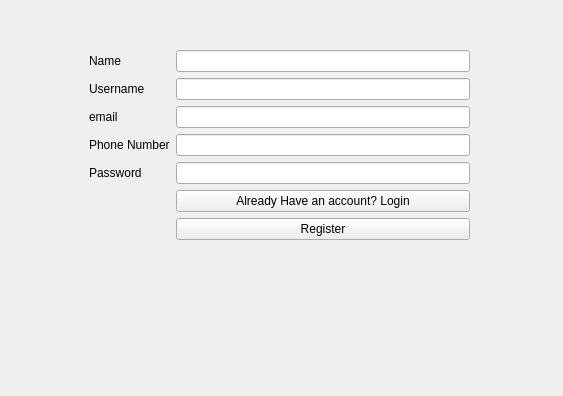
First picture: the form in windows/Register/register.ui, repository hamidreza2005/PlanetVsZombies, before the edit.
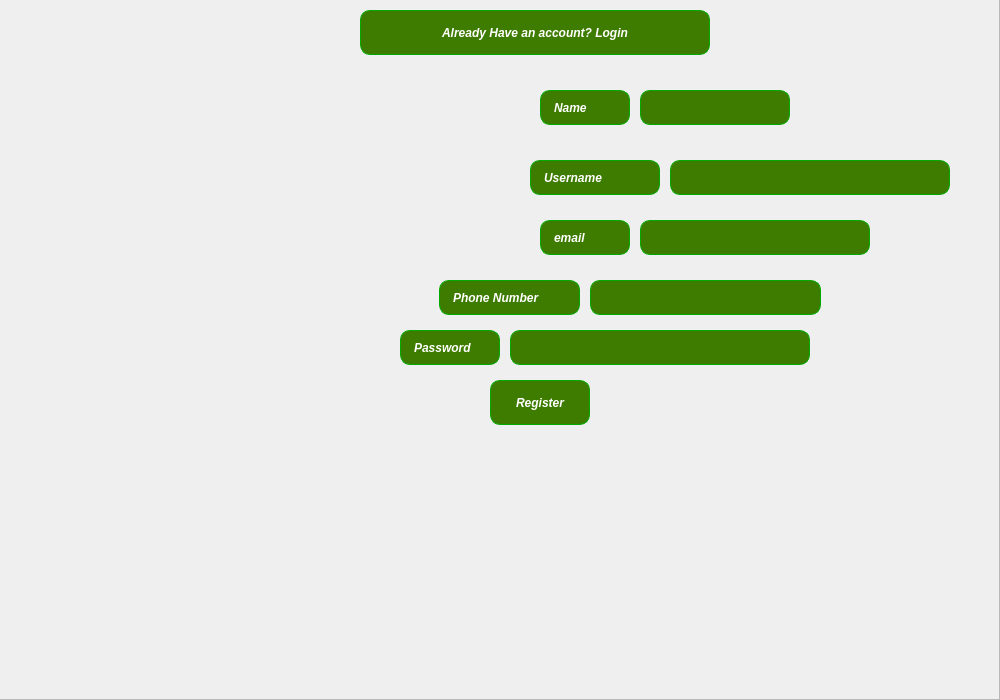
Second picture: the form after the edit. Icons and pictures are not drawn.

Commit message: design register page

The edit to the form file:
```diff
--- a/windows/Register/register.ui
+++ b/windows/Register/register.ui
@@ -6,97 +6,346 @@
    <rect>
     <x>0</x>
     <y>0</y>
-    <width>563</width>
-    <height>396</height>
+    <width>1000</width>
+    <height>700</height>
    </rect>
   </property>
   <property name="windowTitle">
    <string>Register</string>
   </property>
-  <widget class="QWidget" name="formLayoutWidget">
+  <property name="styleSheet">
+   <string notr="true">background-image:url(:/resources/images/background/b8.png)</string>
+  </property>
+  <widget class="QLineEdit" name="name">
    <property name="geometry">
     <rect>
-     <x>89</x>
-     <y>50</y>
-     <width>381</width>
-     <height>271</height>
+     <x>640</x>
+     <y>90</y>
+     <width>150</width>
+     <height>35</height>
     </rect>
    </property>
-   <layout class="QFormLayout" name="formLayout">
-    <item row="0" column="0">
-     <widget class="QLabel" name="nameLabel">
-      <property name="text">
-       <string>Name</string>
-      </property>
-     </widget>
-    </item>
-    <item row="0" column="1">
-     <widget class="QLineEdit" name="name">
-      <property name="clearButtonEnabled">
-       <bool>true</bool>
-      </property>
-     </widget>
-    </item>
-    <item row="1" column="0">
-     <widget class="QLabel" name="usernameLabel">
-      <property name="text">
-       <string>Username</string>
-      </property>
-     </widget>
-    </item>
-    <item row="1" column="1">
-     <widget class="QLineEdit" name="username"/>
-    </item>
-    <item row="2" column="0">
-     <widget class="QLabel" name="emailLabel">
-      <property name="text">
-       <string>email</string>
-      </property>
-     </widget>
-    </item>
-    <item row="2" column="1">
-     <widget class="QLineEdit" name="email"/>
-    </item>
-    <item row="3" column="0">
-     <widget class="QLabel" name="phoneNumberLabel">
-      <property name="text">
-       <string>Phone Number</string>
-      </property>
-     </widget>
-    </item>
-    <item row="3" column="1">
-     <widget class="QLineEdit" name="phone"/>
-    </item>
-    <item row="4" column="0">
-     <widget class="QLabel" name="passwordLabel">
-      <property name="text">
-       <string>Password </string>
-      </property>
-     </widget>
-    </item>
-    <item row="4" column="1">
-     <widget class="QLineEdit" name="password">
-      <property name="echoMode">
-       <enum>QLineEdit::EchoMode::Password</enum>
-      </property>
-     </widget>
-    </item>
-    <item row="6" column="1">
-     <widget class="QPushButton" name="submit">
-      <property name="text">
-       <string>Register</string>
-      </property>
-     </widget>
-    </item>
-    <item row="5" column="1">
-     <widget class="QPushButton" name="loginLink">
-      <property name="text">
-       <string>Already Have an account? Login</string>
-      </property>
-     </widget>
-    </item>
-   </layout>
+   <property name="font">
+    <font>
+     <bold>true</bold>
+    </font>
+   </property>
+   <property name="styleSheet">
+    <string notr="true">color: rgb(255, 255, 255);
+background-color: rgb(62, 124, 0);
+border: 1px solid rgb(0, 170, 0);
+border-radius: 10px;
+padding:10px;</string>
+   </property>
+   <property name="clearButtonEnabled">
+    <bool>true</bool>
+   </property>
   </widget>
+  <widget class="QLabel" name="nameLabel">
+   <property name="geometry">
+    <rect>
+     <x>540</x>
+     <y>90</y>
+     <width>90</width>
+     <height>35</height>
+    </rect>
+   </property>
+   <property name="font">
+    <font>
+     <italic>true</italic>
+     <bold>true</bold>
+    </font>
+   </property>
+   <property name="styleSheet">
+    <string notr="true">color: rgb(255, 255, 255);
+background-color: rgb(62, 124, 0);
+border: 1px solid rgb(0, 170, 0);
+border-radius: 10px;
+padding:10px;</string>
+   </property>
+   <property name="text">
+    <string>Name</string>
+   </property>
+  </widget>
+  <widget class="QLineEdit" name="username">
+   <property name="geometry">
+    <rect>
+     <x>670</x>
+     <y>160</y>
+     <width>280</width>
+     <height>35</height>
+    </rect>
+   </property>
+   <property name="font">
+    <font>
+     <bold>true</bold>
+    </font>
+   </property>
+   <property name="styleSheet">
+    <string notr="true">color: rgb(255, 255, 255);
+background-color: rgb(62, 124, 0);
+border: 1px solid rgb(0, 170, 0);
+border-radius: 10px;
+padding:10px;</string>
+   </property>
+  </widget>
+  <widget class="QLabel" name="usernameLabel">
+   <property name="geometry">
+    <rect>
+     <x>530</x>
+     <y>160</y>
+     <width>130</width>
+     <height>35</height>
+    </rect>
+   </property>
+   <property name="font">
+    <font>
+     <italic>true</italic>
+     <bold>true</bold>
+    </font>
+   </property>
+   <property name="styleSheet">
+    <string notr="true">color: rgb(255, 255, 255);
+background-color: rgb(62, 124, 0);
+border: 1px solid rgb(0, 170, 0);
+border-radius: 10px;
+padding:10px;</string>
+   </property>
+   <property name="text">
+    <string>Username</string>
+   </property>
+  </widget>
+  <widget class="QLineEdit" name="email">
+   <property name="geometry">
+    <rect>
+     <x>640</x>
+     <y>220</y>
+     <width>230</width>
+     <height>35</height>
+    </rect>
+   </property>
+   <property name="font">
+    <font>
+     <bold>true</bold>
+    </font>
+   </property>
+   <property name="styleSheet">
+    <string notr="true">color: rgb(255, 255, 255);
+background-color: rgb(62, 124, 0);
+border: 1px solid rgb(0, 170, 0);
+border-radius: 10px;
+padding:10px;</string>
+   </property>
+  </widget>
+  <widget class="QLabel" name="emailLabel">
+   <property name="geometry">
+    <rect>
+     <x>540</x>
+     <y>220</y>
+     <width>90</width>
+     <height>35</height>
+    </rect>
+   </property>
+   <property name="font">
+    <font>
+     <italic>true</italic>
+     <bold>true</bold>
+    </font>
+   </property>
+   <property name="styleSheet">
+    <string notr="true">color: rgb(255, 255, 255);
+background-color: rgb(62, 124, 0);
+border: 1px solid rgb(0, 170, 0);
+border-radius: 10px;
+padding:10px;</string>
+   </property>
+   <property name="text">
+    <string>email</string>
+   </property>
+  </widget>
+  <widget class="QLineEdit" name="phone">
+   <property name="geometry">
+    <rect>
+     <x>590</x>
+     <y>280</y>
+     <width>231</width>
+     <height>35</height>
+    </rect>
+   </property>
+   <property name="font">
+    <font>
+     <bold>true</bold>
+    </font>
+   </property>
+   <property name="styleSheet">
+    <string notr="true">color: rgb(255, 255, 255);
+background-color: rgb(62, 124, 0);
+border: 1px solid rgb(0, 170, 0);
+border-radius: 10px;
+padding:10px;</string>
+   </property>
+  </widget>
+  <widget class="QLabel" name="phoneNumberLabel">
+   <property name="geometry">
+    <rect>
+     <x>439</x>
+     <y>280</y>
+     <width>141</width>
+     <height>35</height>
+    </rect>
+   </property>
+   <property name="font">
+    <font>
+     <italic>true</italic>
+     <bold>true</bold>
+    </font>
+   </property>
+   <property name="styleSheet">
+    <string notr="true">color: rgb(255, 255, 255);
+background-color: rgb(62, 124, 0);
+border: 1px solid rgb(0, 170, 0);
+border-radius: 10px;
+padding:10px;</string>
+   </property>
+   <property name="text">
+    <string>Phone Number</string>
+   </property>
+  </widget>
+  <widget class="QLineEdit" name="password">
+   <property name="geometry">
+    <rect>
+     <x>510</x>
+     <y>330</y>
+     <width>300</width>
+     <height>35</height>
+    </rect>
+   </property>
+   <property name="font">
+    <font>
+     <bold>true</bold>
+    </font>
+   </property>
+   <property name="styleSheet">
+    <string notr="true">color: rgb(255, 255, 255);
+background-color: rgb(62, 124, 0);
+border: 1px solid rgb(0, 170, 0);
+border-radius: 10px;
+padding:10px;</string>
+   </property>
+   <property name="echoMode">
+    <enum>QLineEdit::Password</enum>
+   </property>
+  </widget>
+  <widget class="QLabel" name="passwordLabel">
+   <property name="geometry">
+    <rect>
+     <x>400</x>
+     <y>330</y>
+     <width>100</width>
+     <height>35</height>
+    </rect>
+   </property>
+   <property name="font">
+    <font>
+     <italic>true</italic>
+     <bold>true</bold>
+    </font>
+   </property>
+   <property name="styleSheet">
+    <string notr="true">color: rgb(255, 255, 255);
+background-color: rgb(62, 124, 0);
+border: 1px solid rgb(0, 170, 0);
+border-radius: 10px;
+padding:10px;</string>
+   </property>
+   <property name="text">
+    <string>Password </string>
+   </property>
+  </widget>
+  <widget class="QPushButton" name="loginLink">
+   <property name="geometry">
+    <rect>
+     <x>360</x>
+     <y>10</y>
+     <width>350</width>
+     <height>45</height>
+    </rect>
+   </property>
+   <property name="font">
+    <font>
+     <italic>true</italic>
+     <bold>true</bold>
+    </font>
+   </property>
+   <property name="styleSheet">
+    <string notr="true">color: rgb(255, 255, 255);
+background-color: rgb(62, 124, 0);
+border: 1px solid rgb(0, 170, 0);
+border-radius: 10px;
+padding:10px;</string>
+   </property>
+   <property name="text">
+    <string>Already Have an account? Login</string>
+   </property>
+  </widget>
+  <widget class="QPushButton" name="submit">
+   <property name="geometry">
+    <rect>
+     <x>490</x>
+     <y>380</y>
+     <width>100</width>
+     <height>45</height>
+    </rect>
+   </property>
+   <property name="font">
+    <font>
+     <italic>true</italic>
+     <bold>true</bold>
+    </font>
+   </property>
+   <property name="styleSheet">
+    <string notr="true">color: rgb(255, 255, 255);
+background-color: rgb(62, 124, 0);
+border: 1px solid rgb(0, 170, 0);
+border-radius: 10px;
+padding:10px;</string>
+   </property>
+   <property name="text">
+    <string>Register</string>
+   </property>
+  </widget>
+  <widget class="QFrame" name="frame">
+   <property name="geometry">
+    <rect>
+     <x>-1</x>
+     <y>-1</y>
+     <width>1001</width>
+     <height>701</height>
+    </rect>
+   </property>
+   <property name="styleSheet">
+    <string notr="true">background-image:url(:/resources/images/background/b8.png)</string>
+   </property>
+   <property name="frameShape">
+    <enum>QFrame::StyledPanel</enum>
+   </property>
+   <property name="frameShadow">
+    <enum>QFrame::Raised</enum>
+   </property>
+  </widget>
+  <zorder>frame</zorder>
+  <zorder>name</zorder>
+  <zorder>nameLabel</zorder>
+  <zorder>username</zorder>
+  <zorder>usernameLabel</zorder>
+  <zorder>email</zorder>
+  <zorder>emailLabel</zorder>
+  <zorder>phone</zorder>
+  <zorder>phoneNumberLabel</zorder>
+  <zorder>password</zorder>
+  <zorder>passwordLabel</zorder>
+  <zorder>loginLink</zorder>
+  <zorder>submit</zorder>
  </widget>
  <resources/>
  <connections/>
```
The commit also changes 3 other files.
